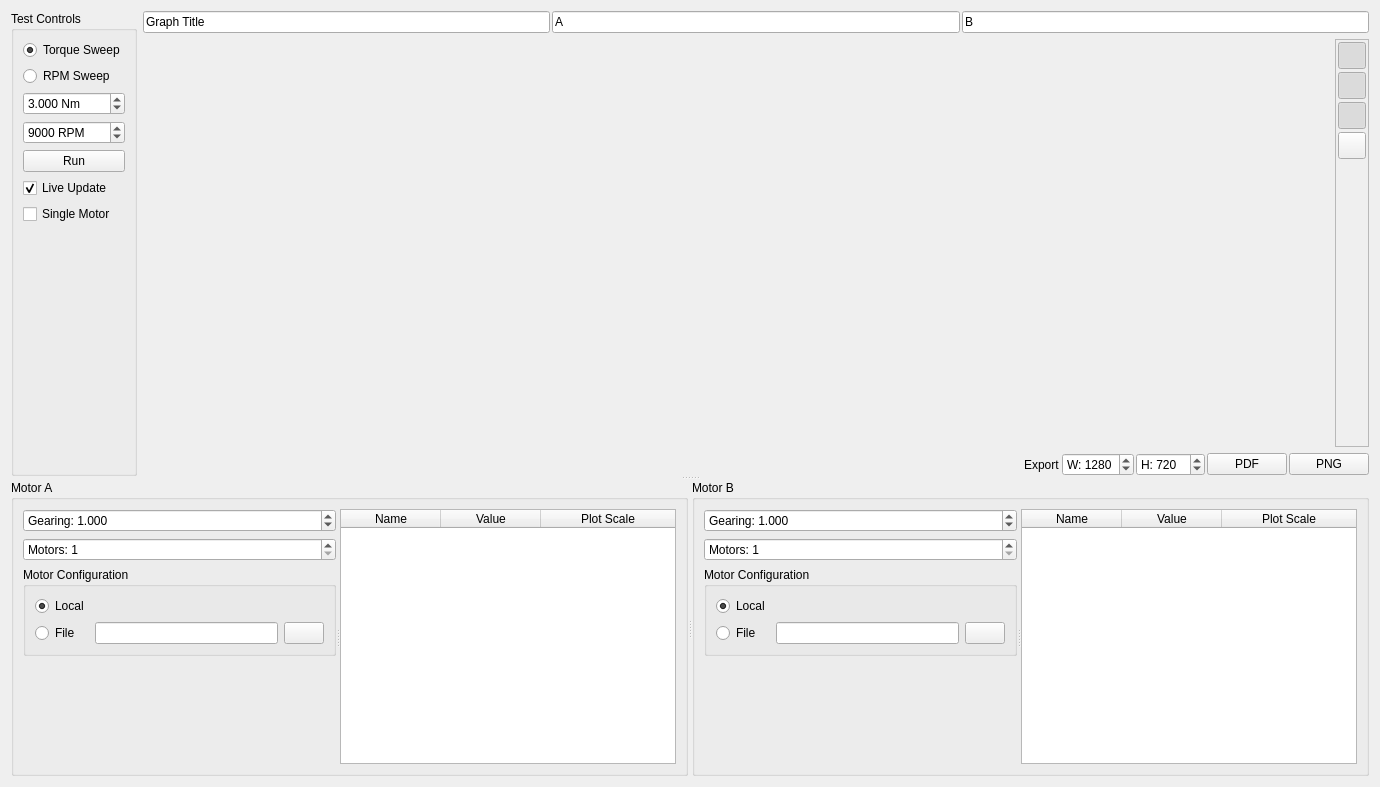
Above: pages/pagemotorcomparison.ui from vedderb/vesc_tool before the change. Below: the same form after it.
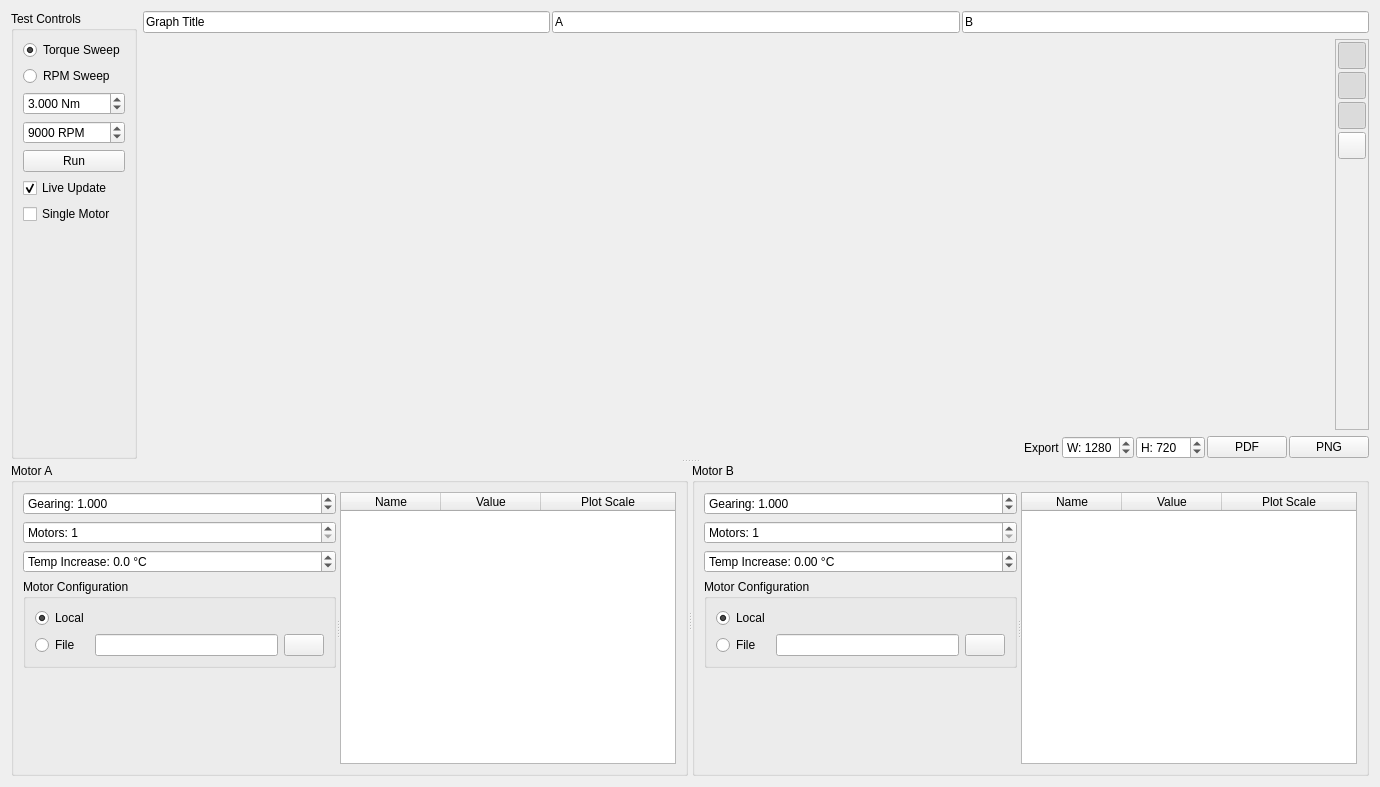
That is the form after the change. Icons and pictures are not drawn. Custom widgets are drawn as their Qt base class.

Commit message: Added temperature change comparison support

The edit to the form file:
```diff
--- a/pages/pagemotorcomparison.ui
+++ b/pages/pagemotorcomparison.ui
@@ -509,6 +509,25 @@
               </property>
              </widget>
             </item>
+            <item>
+             <widget class="QDoubleSpinBox" name="m1TempIncBox">
+              <property name="prefix">
+               <string>Temp Increase: </string>
+              </property>
+              <property name="suffix">
+               <string> °C</string>
+              </property>
+              <property name="decimals">
+               <number>1</number>
+              </property>
+              <property name="minimum">
+               <double>-200.000000000000000</double>
+              </property>
+              <property name="maximum">
+               <double>200.000000000000000</double>
+              </property>
+             </widget>
+            </item>
             <item>
              <widget class="QGroupBox" name="groupBox_2">
               <property name="title">
@@ -653,6 +672,22 @@
               </property>
              </widget>
             </item>
+            <item>
+             <widget class="QDoubleSpinBox" name="m2TempIncBox">
+              <property name="prefix">
+               <string>Temp Increase: </string>
+              </property>
+              <property name="suffix">
+               <string> °C</string>
+              </property>
+              <property name="minimum">
+               <double>-200.000000000000000</double>
+              </property>
+              <property name="maximum">
+               <double>200.000000000000000</double>
+              </property>
+             </widget>
+            </item>
             <item>
              <widget class="QGroupBox" name="groupBox_4">
               <property name="title">
```
The commit also changes 2 other files.
